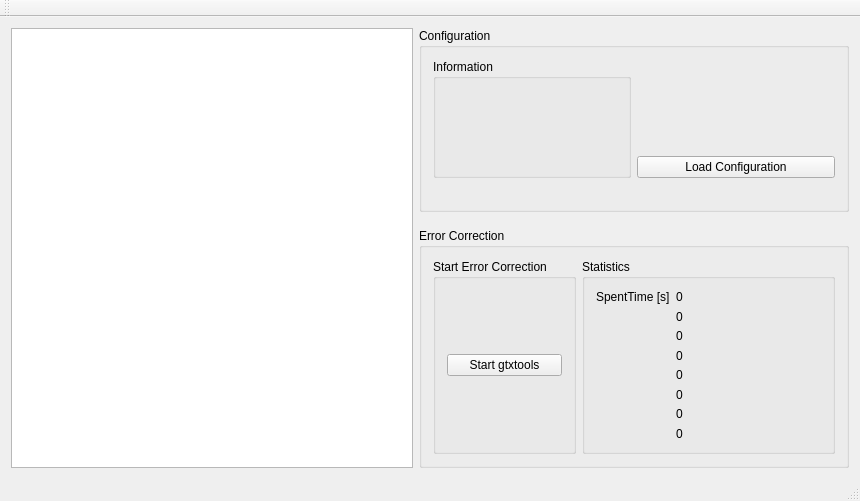
Before: the Qt Designer form src/tools/gtxtools-gui/mainwindow.ui in mjoppich/splitter, drawn with Qt 5.
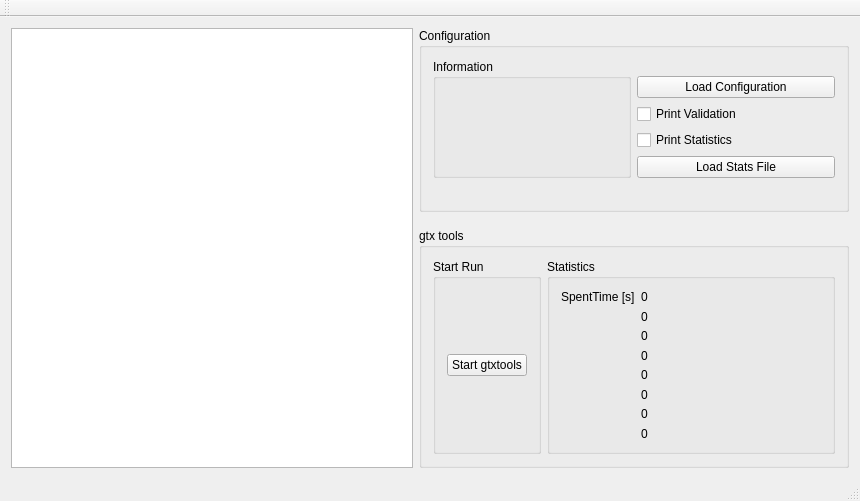
After: the same form once the commit is applied.

What changed in the file:
```diff
--- a/src/tools/gtxtools-gui/mainwindow.ui
+++ b/src/tools/gtxtools-gui/mainwindow.ui
@@ -66,6 +66,27 @@
                </property>
               </widget>
              </item>
+             <item>
+              <widget class="QCheckBox" name="oValidateBox">
+               <property name="text">
+                <string>Print Validation</string>
+               </property>
+              </widget>
+             </item>
+             <item>
+              <widget class="QCheckBox" name="oStatsBox">
+               <property name="text">
+                <string>Print Statistics</string>
+               </property>
+              </widget>
+             </item>
+             <item>
+              <widget class="QPushButton" name="oButtonStats">
+               <property name="text">
+                <string>Load Stats File</string>
+               </property>
+              </widget>
+             </item>
             </layout>
            </item>
            <item row="0" column="0">
@@ -173,7 +194,7 @@
          </size>
         </property>
         <property name="title">
-         <string>Error Correction</string>
+         <string>gtx tools</string>
         </property>
         <layout class="QGridLayout" name="gridLayout_4">
          <item row="0" column="1">
@@ -313,7 +334,7 @@
          <item row="0" column="0">
           <widget class="QGroupBox" name="groupBox_3">
            <property name="title">
-            <string>Start Error Correction</string>
+            <string>Start Run</string>
            </property>
            <layout class="QVBoxLayout" name="verticalLayout_3">
             <item>
```
